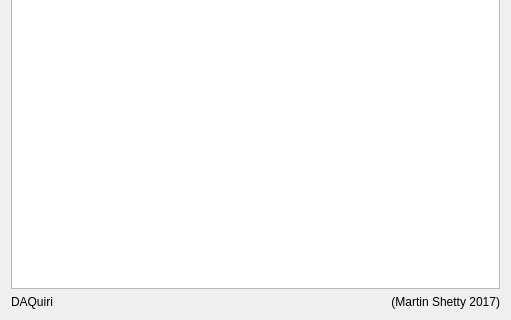
ess-dmsc/daquiri, file source/gui/ProfilesForm.ui: the form before one commit; both pictures show x 0 to 511 and y 234 to 554 of the 511 by 554 pixel window.
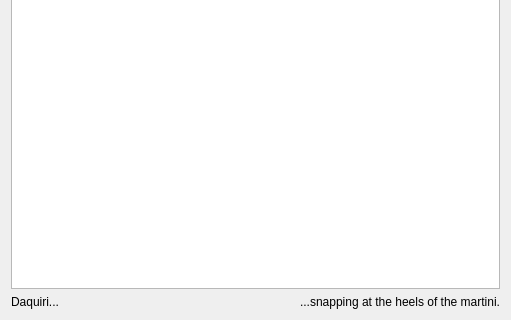
The form after the commit. Icons and pictures are not drawn.

Commit message: "updated easter eggs; updates #183"

Patch:
```diff
--- a/source/gui/ProfilesForm.ui
+++ b/source/gui/ProfilesForm.ui
@@ -88,15 +88,21 @@
      </property>
      <item>
       <widget class="QLabel" name="label">
+       <property name="sizePolicy">
+        <sizepolicy hsizetype="Maximum" vsizetype="Preferred">
+         <horstretch>0</horstretch>
+         <verstretch>0</verstretch>
+        </sizepolicy>
+       </property>
        <property name="text">
-        <string>DAQuiri</string>
+        <string>Daquiri...</string>
        </property>
       </widget>
      </item>
      <item>
       <widget class="QLabel" name="label_2">
        <property name="text">
-        <string>(Martin Shetty 2017)</string>
+        <string>...snapping at the heels of the martini.</string>
        </property>
        <property name="alignment">
         <set>Qt::AlignRight|Qt::AlignTrailing|Qt::AlignVCenter</set>
```
The commit also changes 2 other files.
